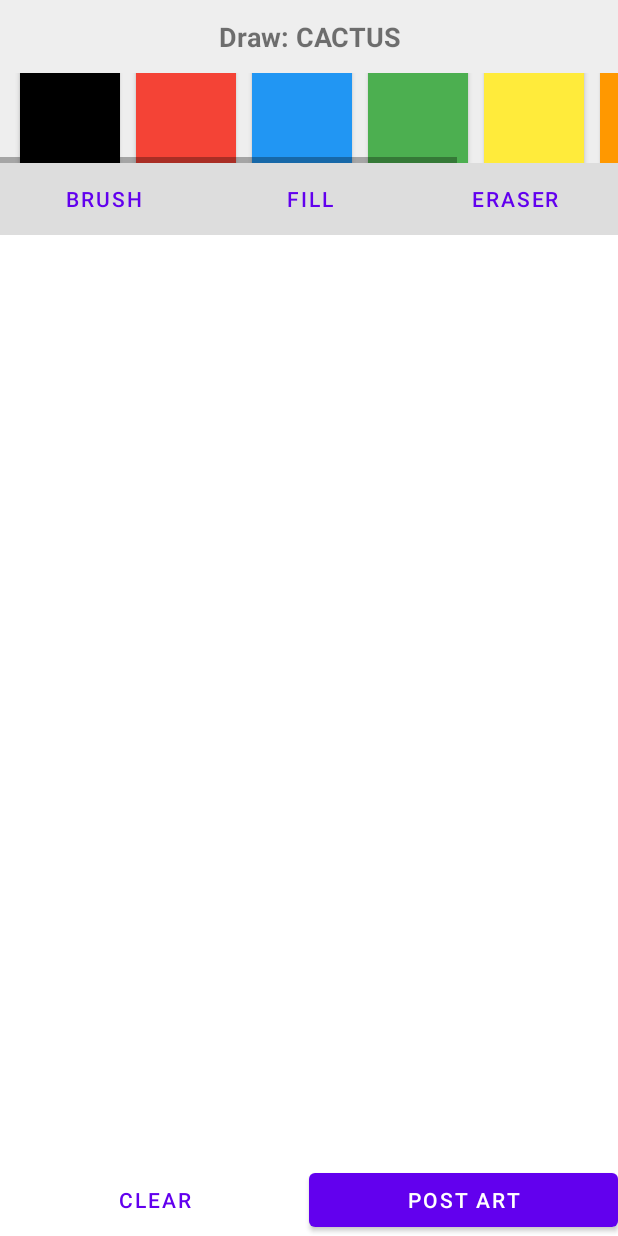
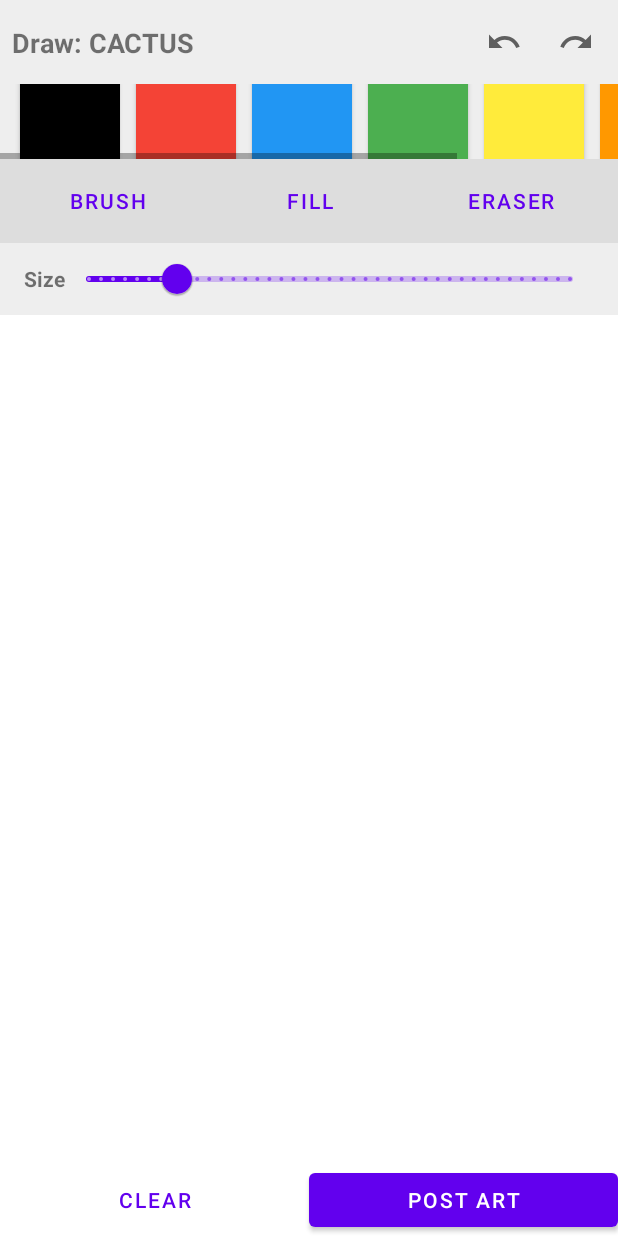
Before and after one commit to renzzzi/BadArt, an Android app: the FeedFragment screen opened through its navigation route, after a tap on "Add new drawing", on a phone screen of 412 x 824 dp. Run offline under Robolectric (Android 15) with nearby library versions, the phone set to English and light mode, and no system bars.

Commit message:
Added stroke size for the brush and eraser for the drawing page
Added an undo and redo feature for the drawing page

```diff
--- a/app/src/main/java/com/example/badart/ui/DrawFragment.kt
+++ b/app/src/main/java/com/example/badart/ui/DrawFragment.kt
@@ -1,6 +1,5 @@
 package com.example.badart.ui
 
-import android.graphics.Color
 import android.os.Bundle
 import android.view.View
 import android.widget.Button
@@ -32,6 +31,13 @@ class DrawFragment : Fragment(R.layout.fragment_draw) {
         binding.btnEraser.setOnClickListener { binding.drawingView.setEraser(true) }
         binding.btnFill.setOnClickListener { binding.drawingView.setFillMode(true) }
         binding.btnClear.setOnClickListener { binding.drawingView.clearCanvas() }
+
+        binding.btnUndo.setOnClickListener { binding.drawingView.undo() }
+        binding.btnRedo.setOnClickListener { binding.drawingView.redo() }
+
+        binding.sliderBrushSize.addOnChangeListener { _, value, _ ->
+            binding.drawingView.setBrushSize(value)
+        }
 
         binding.btnSubmit.setOnClickListener {
             val bitmap = binding.drawingView.getBitmap()
--- /dev/null
+++ b/app/src/main/res/drawable/ic_redo.xml
@@ -0,0 +1,10 @@
+<vector xmlns:android="http://schemas.android.com/apk/res/android"
+    android:width="24dp"
+    android:height="24dp"
+    android:viewportWidth="24"
+    android:viewportHeight="24"
+    android:tint="?attr/colorControlNormal">
+    <path
+        android:fillColor="@android:color/white"
+        android:pathData="M18.4,10.6C16.55,9.0 14.15,8 11.5,8c-4.65,0 -8.58,3.03 -9.96,7.22L3.9,16c1.05,-3.19 4.05,-5.5 7.6,-5.5 1.95,0 3.73,0.72 5.12,1.88L13,16h9V7l-3.6,3.6z"/>
+</vector>
--- /dev/null
+++ b/app/src/main/res/drawable/ic_undo.xml
@@ -0,0 +1,10 @@
+<vector xmlns:android="http://schemas.android.com/apk/res/android"
+    android:width="24dp"
+    android:height="24dp"
+    android:viewportWidth="24"
+    android:viewportHeight="24"
+    android:tint="?attr/colorControlNormal">
+    <path
+        android:fillColor="@android:color/white"
+        android:pathData="M12.5,8c-2.65,0 -5.05,0.99 -6.9,2.6L2,7v9h9l-3.62,-3.62c1.39,-1.16 3.16,-1.88 5.12,-1.88 3.54,0 6.55,2.31 7.6,5.5l2.37,-0.78C21.08,11.03 17.15,8 12.5,8z"/>
+</vector>
--- a/app/src/main/res/layout/fragment_draw.xml
+++ b/app/src/main/res/layout/fragment_draw.xml
@@ -4,28 +4,60 @@
     android:layout_width="match_parent"
     android:layout_height="match_parent">
 
-    <TextView
-        android:id="@+id/tvWordPrompt"
-        android:layout_width="0dp"
+    <androidx.constraintlayout.widget.ConstraintLayout
+        android:id="@+id/topBar"
+        android:layout_width="match_parent"
         android:layout_height="wrap_content"
         android:background="@color/light_gray"
-        android:gravity="center"
-        android:padding="12dp"
-        android:text="@string/prompt_draw_placeholder"
-        android:textSize="18sp"
-        android:textStyle="bold"
+        android:padding="8dp"
         app:layout_constraintEnd_toEndOf="parent"
         app:layout_constraintStart_toStartOf="parent"
-        app:layout_constraintTop_toTopOf="parent" />
+        app:layout_constraintTop_toTopOf="parent">
+
+        <TextView
+            android:id="@+id/tvWordPrompt"
+            android:layout_width="wrap_content"
+            android:layout_height="wrap_content"
+            android:text="@string/prompt_draw_placeholder"
+            android:textSize="18sp"
+            android:textStyle="bold"
+            app:layout_constraintBottom_toBottomOf="parent"
+            app:layout_constraintStart_toStartOf="parent"
+            app:layout_constraintTop_toTopOf="parent" />
+
+        <ImageButton
+            android:id="@+id/btnUndo"
+            android:layout_width="40dp"
+            android:layout_height="40dp"
+            android:layout_marginEnd="8dp"
+            android:background="?attr/selectableItemBackgroundBorderless"
+            android:contentDescription="@string/content_desc_undo"
+            android:src="@drawable/ic_undo"
+            app:layout_constraintBottom_toBottomOf="parent"
+            app:layout_constraintEnd_toStartOf="@+id/btnRedo"
+            app:layout_constraintTop_toTopOf="parent" />
+
+        <ImageButton
+            android:id="@+id/btnRedo"
+            android:layout_width="40dp"
+            android:layout_height="40dp"
+            android:background="?attr/selectableItemBackgroundBorderless"
+            android:contentDescription="@string/content_desc_redo"
+            android:src="@drawable/ic_redo"
+            app:layout_constraintBottom_toBottomOf="parent"
+            app:layout_constraintEnd_toEndOf="parent"
+            app:layout_constraintTop_toTopOf="parent" />
+
+    </androidx.constraintlayout.widget.ConstraintLayout>
 
     <HorizontalScrollView
         android:id="@+id/scrollTools"
         android:layout_width="0dp"
-        android:layout_height="60dp"
+        android:layout_height="50dp"
         android:background="@color/light_gray"
         app:layout_constraintEnd_toEndOf="parent"
         app:layout_constraintStart_toStartOf="parent"
-        app:layout_constraintTop_toBottomOf="@+id/tvWordPrompt">
+        app:layout_constraintTop_toBottomOf="@+id/topBar">
 
         <LinearLayout
             android:id="@+id/layoutColors"
@@ -43,7 +75,9 @@
         android:layout_width="match_parent"
         android:layout_height="wrap_content"
         android:background="#DDDDDD"
+        android:gravity="center_vertical"
         android:orientation="horizontal"
+        android:padding="4dp"
         app:layout_constraintTop_toBottomOf="@+id/scrollTools">
 
         <Button
@@ -71,6 +105,33 @@
             android:text="@string/btn_eraser" />
     </LinearLayout>
 
+    <LinearLayout
+        android:id="@+id/layoutSize"
+        android:layout_width="match_parent"
+        android:layout_height="wrap_content"
+        android:background="#EEEEEE"
+        android:gravity="center_vertical"
+        android:orientation="horizontal"
+        android:paddingStart="16dp"
+        android:paddingEnd="16dp"
+        app:layout_constraintTop_toBottomOf="@+id/layoutActions">
+
+        <TextView
+            android:layout_width="wrap_content"
+            android:layout_height="wrap_content"
+            android:text="@string/label_brush_size"
+            android:textStyle="bold" />
+
+        <com.google.android.material.slider.Slider
+            android:id="@+id/sliderBrushSize"
+            android:layout_width="match_parent"
+            android:layout_height="wrap_content"
+            android:stepSize="1.0"
+            android:value="10.0"
+            android:valueFrom="1.0"
+            android:valueTo="50.0" />
+    </LinearLayout>
+
     <com.example.badart.views.DrawingView
         android:id="@+id/drawingView"
         android:layout_width="0dp"
@@ -79,7 +140,7 @@
         app:layout_constraintBottom_toTopOf="@+id/bottomBar"
         app:layout_constraintEnd_toEndOf="parent"
         app:layout_constraintStart_toStartOf="parent"
-        app:layout_constraintTop_toBottomOf="@+id/layoutActions" />
+        app:layout_constraintTop_toBottomOf="@+id/layoutSize" />
 
     <LinearLayout
         android:id="@+id/bottomBar"
--- a/app/src/main/res/values/strings.xml
+++ b/app/src/main/res/values/strings.xml
@@ -19,4 +19,7 @@
     <string name="btn_eraser">Eraser</string>
     <string name="btn_fill">Fill</string>
     <string name="content_desc_profile">Go to Profile</string>
+    <string name="content_desc_undo">Undo</string>
+    <string name="content_desc_redo">Redo</string>
+    <string name="label_brush_size">Size</string>
 </resources>
```
Also changed, not shown: app/src/main/java/com/example/badart/views/DrawingView.kt (+56 -9 lines).
